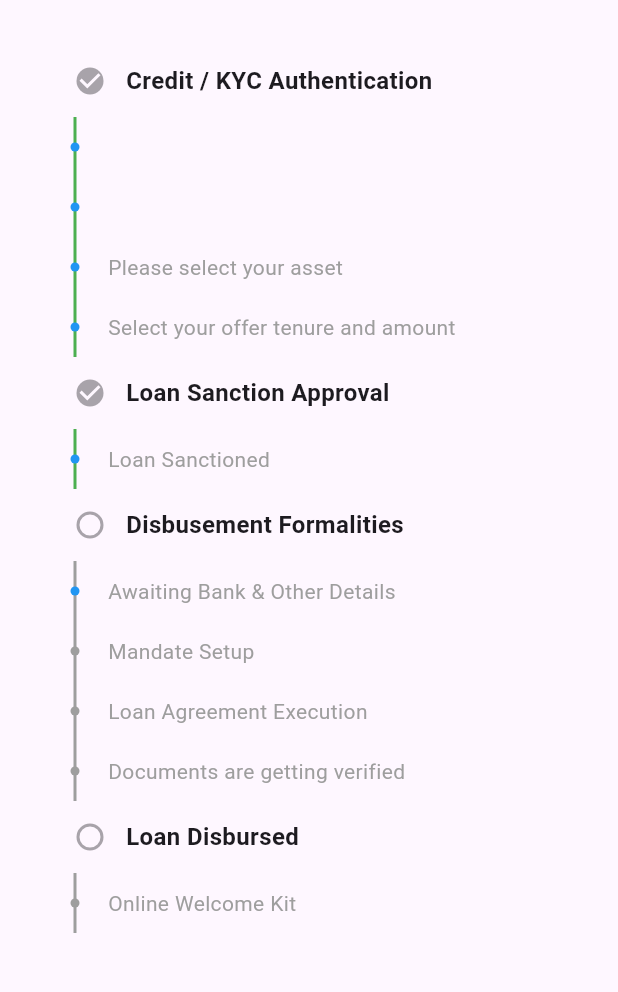
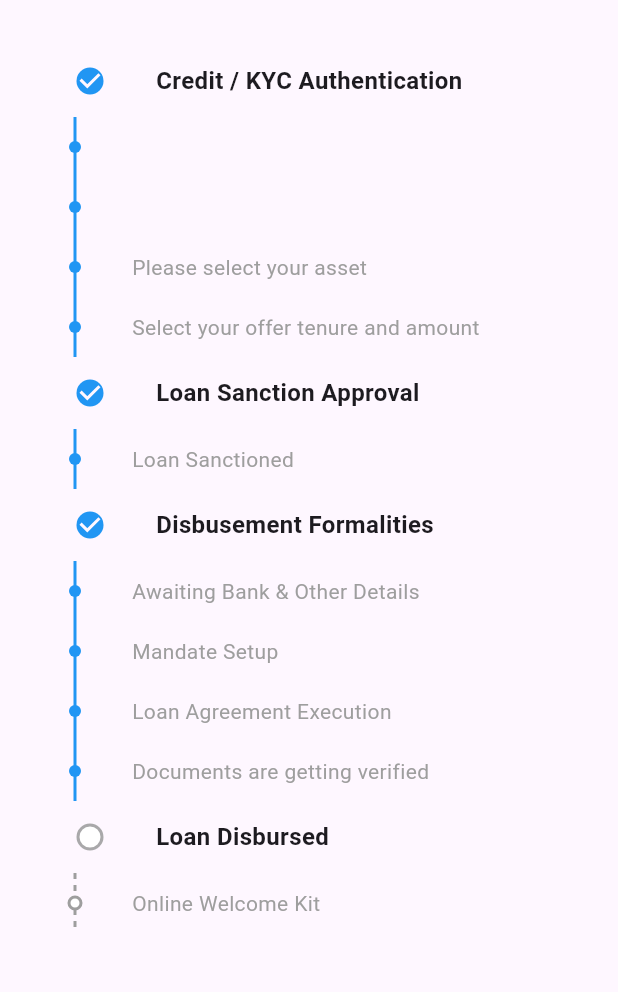
Before and after one commit to vinayv45/problemSolved, a Flutter app: the screen it shows after launch, on a phone screen of 412 x 824 dp, the part 63-1055 px from its top. Run offline on Flutter 3.47's test engine with Material 3 defaults, Android fonts, the phone set to English and light mode, and no system bars; our stand-ins replace equatable, flutter_bloc.

Commit message:
modify code

```diff
--- a/lib/main.dart
+++ b/lib/main.dart
@@ -21,7 +21,7 @@ class MyApp extends StatelessWidget {
 class HomeScreen extends StatelessWidget {
   final String jsonString = '''{
         "data": {
-           "subStage": "Disbusement Form",
+           "subStage": "Document Verification",
            "stage": "Disbusement",
            "product": "Two Wheeler"
         },
@@ -221,17 +221,19 @@ class TimelineStepper extends StatelessWidget {
         final List<StepperItem> subSteps = entry.value;
         bool isComplete = true;
 
+        // Check if each stage and its sub-stage is complete
         for (var step in subSteps) {
           if (step.stageLevel < currentStatus.stageLevel) {
-            isComplete = true;
+            isComplete = true; // Mark as completed if earlier stage
           } else if (step.stageLevel == currentStatus.stageLevel) {
             if (step.systemSubStage == currentStatus.subStage) {
-              isComplete = true;
+              isComplete =
+                  true; // Mark as complete if current stage and sub-stage match
             } else {
-              isComplete = false;
+              isComplete = false; // Otherwise mark as not complete
             }
           } else {
-            isComplete = false;
+            isComplete = false; // Future stages are not complete
           }
         }
 
@@ -242,10 +244,12 @@ class TimelineStepper extends StatelessWidget {
               padding: const EdgeInsets.only(left: 20.0),
               child: Row(
                 children: [
-                  // Adjust padding of Checkbox
                   Transform.translate(
-                    offset: const Offset(0, 0), // Align checkbox with the line
+                    offset: const Offset(0, 0),
                     child: Checkbox(
+                      fillColor: isComplete
+                          ? const WidgetStatePropertyAll(Colors.blue)
+                          : const WidgetStatePropertyAll(Colors.white),
                       shape: RoundedRectangleBorder(
                         borderRadius: BorderRadius.circular(10),
                       ),
@@ -253,15 +257,17 @@ class TimelineStepper extends StatelessWidget {
                       onChanged: null,
                     ),
                   ),
-                  Text(
+                  Padding(
+                    padding: const EdgeInsets.only(left: 20.0),
+                    child: Text(
                       planetStage,
                       style: const TextStyle(
                           fontWeight: FontWeight.bold, fontSize: 16),
                     ),
+                  ),
                 ],
               ),
             ),
-            //const SizedBox(height: 12),
             Padding(
               padding: const EdgeInsets.only(left: 30.0),
               child: Column(
@@ -273,6 +279,7 @@ class TimelineStepper extends StatelessWidget {
                   bool isCompletedStage =
                       step.stageLevel < currentStatus.stageLevel;
 
+                  // Pass 'isComplete' to all the completed lines in the painter
                   return Row(
                     crossAxisAlignment: CrossAxisAlignment.start,
                     children: [
@@ -280,21 +287,24 @@ class TimelineStepper extends StatelessWidget {
                         alignment: Alignment.centerLeft,
                         children: [
                           CustomPaint(
-                            size: const Size(
-                                8, 40), // Increased size to match Checkbox
+                            size: const Size(8, 40),
                             painter: TimelinePainter(
                               isActive: isActive,
-                              isComplete: isCompletedStage,
+                              isComplete: isCompletedStage ||
+                                  step.stageLevel == currentStatus.stageLevel &&
+                                      step.subStageLevel <=
+                                          currentStatus
+                                              .stageLevel, // All previous lines blue
                               isLastItem: isLastItem,
                               isFirstItem: step == subSteps.first,
                             ),
                           ),
                         ],
                       ),
-                      const SizedBox(width: 8),
+                      const SizedBox(width: 4),
                       if (step.planetSub.isNotEmpty)
                         Padding(
-                          padding: const EdgeInsets.only(left: 10, top: 10),
+                          padding: const EdgeInsets.only(left: 30, top: 10),
                           child: Text(
                             step.planetSub,
                             style: const TextStyle(color: Colors.grey),
@@ -329,32 +339,86 @@ class TimelinePainter extends CustomPainter {
   void paint(Canvas canvas, Size size) {
     Paint linePaint = Paint()
       ..strokeWidth = 2.0
-      ..color = isComplete ? Colors.green : Colors.grey
+      ..color = isComplete || isActive ? Colors.blue : Colors.grey
       ..style = PaintingStyle.stroke;
 
     double startY = 0; // Always start from the top of the widget
     double endY = size.height;
 
-    // Draw line from top to bottom, regardless of first/last item
+    if (!isComplete && !isActive) {
+      // Draw dotted line for incomplete steps
+      _drawDottedLine(canvas, size, linePaint, startY, endY);
+    } else {
+      // Draw solid line for completed steps
       canvas.drawLine(
         Offset(size.width / 2, startY),
         Offset(size.width / 2, endY),
         linePaint,
       );
+    }
 
-    // Draw the icon for completed and active sub-stages
-    Paint dotPaint = Paint()
-      ..color = isComplete || isActive ? Colors.blue : Colors.grey
+    // Draw the dot for completed and active sub-stages with white fill and grey outline
+    if (isComplete || isActive) {
+      _drawSolidCircle(canvas, size);
+    } else {
+      _drawOutlinedCircle(canvas, size);
+    }
+  }
+
+  void _drawDottedLine(
+      Canvas canvas, Size size, Paint paint, double startY, double endY) {
+    const double dashHeight = 4; // Height of a dash
+    const double dashSpacing = 4; // Space between dashes
+
+    double y = startY;
+    while (y < endY) {
+      // Draw individual dash
+      canvas.drawLine(
+        Offset(size.width / 2, y),
+        Offset(size.width / 2, y + dashHeight),
+        paint,
+      );
+      y += dashHeight + dashSpacing; // Move to the next dash position
+    }
+  }
+
+  void _drawSolidCircle(Canvas canvas, Size size) {
+    Paint solidCirclePaint = Paint()
+      ..color = Colors.blue // Blue filled for completed or active steps
       ..style = PaintingStyle.fill;
 
-    // Set the size for the small icon
-    double iconSize = 3.0; // Increased the icon size
-
-    // Draw dot at the center of the widget
+    double iconSize = 4.0; // Set the size for the dot
     canvas.drawCircle(
       Offset(size.width / 2, size.height / 2),
       iconSize,
-      dotPaint,
+      solidCirclePaint,
+    );
+  }
+
+  void _drawOutlinedCircle(Canvas canvas, Size size) {
+    Paint fillPaint = Paint()
+      ..color = Colors.white // White fill color
+      ..style = PaintingStyle.fill;
+
+    Paint outlinePaint = Paint()
+      ..color = Colors.grey // Grey outline for incomplete steps
+      ..strokeWidth = 2.0
+      ..style = PaintingStyle.stroke;
+
+    double iconSize = 4.0; // Set the size for the dot
+
+    // Draw white-filled circle first
+    canvas.drawCircle(
+      Offset(size.width / 2, size.height / 2),
+      iconSize,
+      fillPaint,
+    );
+
+    // Then draw the grey outline
+    canvas.drawCircle(
+      Offset(size.width / 2, size.height / 2),
+      iconSize,
+      outlinePaint,
     );
   }
 
```
Lines whose indentation alone changed are shown as unchanged.
